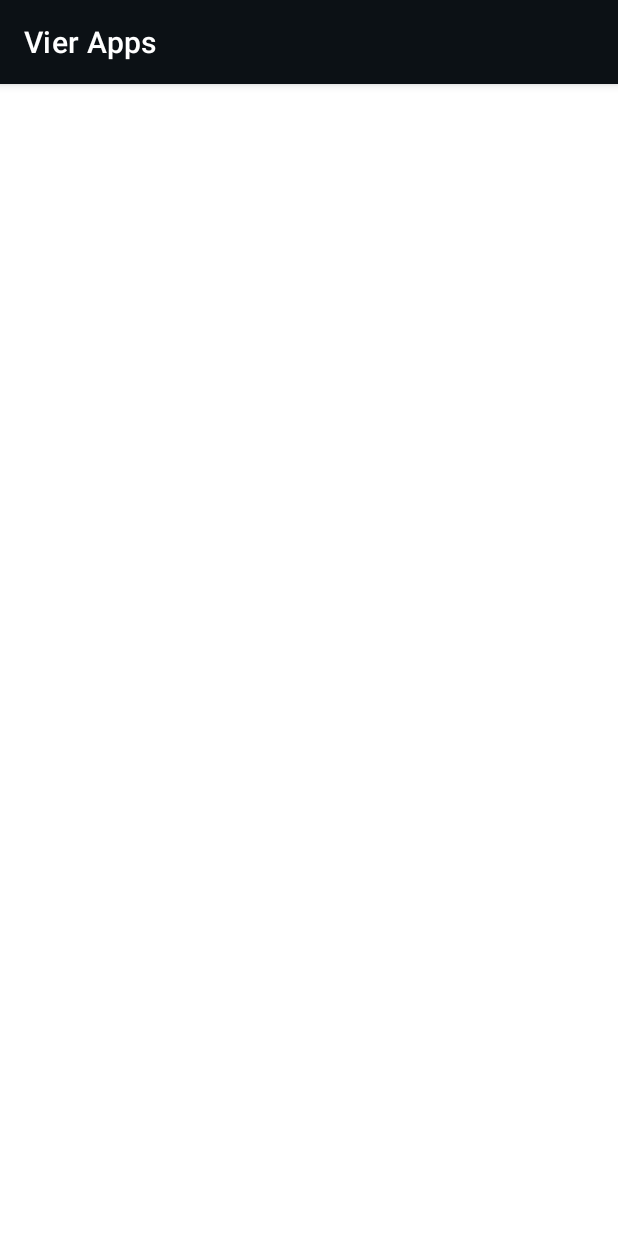
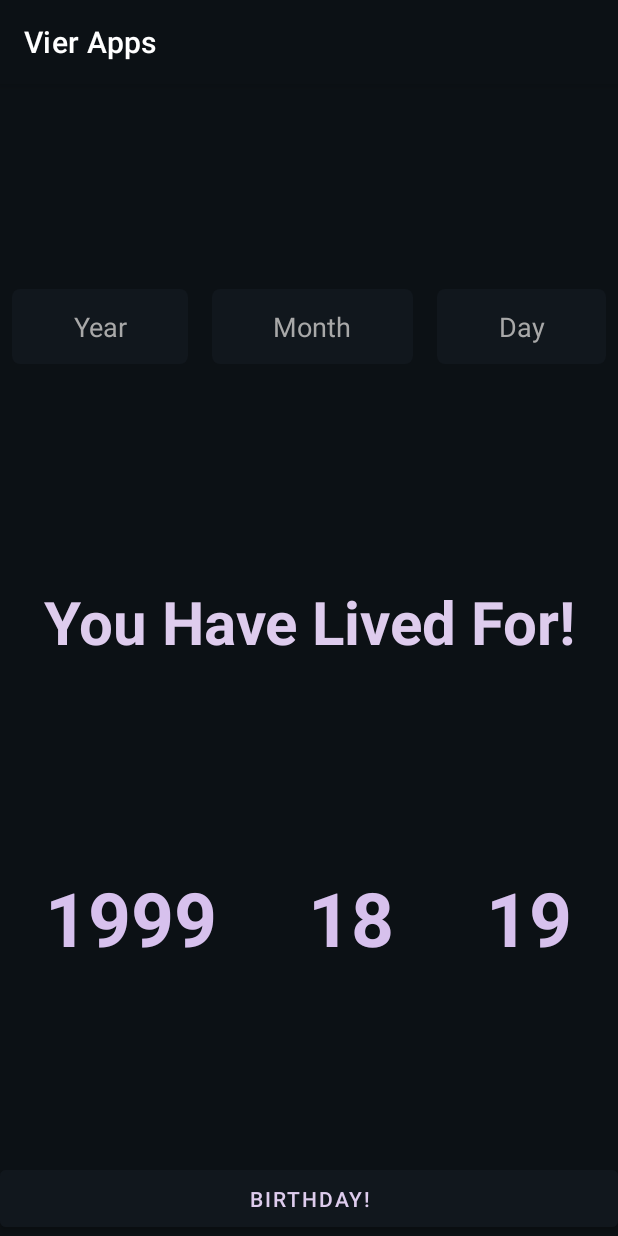
Before and after one commit to mahmoudk1000/univ_midterm_mobile_project, an Android app: the DateActivity screen opened directly, with no data from a screen before it, on a phone screen of 412 x 824 dp. Run offline under Robolectric (Android 15) with nearby library versions, the phone set to English and light mode, and no system bars.

Commit message:
Date and Stopwatch comming soon

```diff
--- a/app/src/main/java/com/example/vierapps/StopActivity.java
+++ b/app/src/main/java/com/example/vierapps/StopActivity.java
@@ -1,7 +1,10 @@
 package com.example.vierapps;
 
+import android.os.Bundle;
+import android.view.View;
+import android.widget.EditText;
+
 import androidx.appcompat.app.AppCompatActivity;
-import android.os.Bundle;
 
 public class StopActivity extends AppCompatActivity {
     @Override
@@ -9,4 +12,13 @@ public class StopActivity extends AppCompatActivity {
         super.onCreate(savedInstanceState);
         setContentView(R.layout.stop_activity);
     }
+    public void countDown(View view) {
+        EditText counter_down = (EditText) findViewById(R.id.show_count_down);
+        String count_down = counter_down.getText().toString();
+        int count_down_value = Integer.parseInt(count_down);
+        while( count_down_value > 0 ){
+            count_down_value--;
+            counter_down.setText(String.valueOf(count_down_value));
+        }
+    }
 }
--- a/app/src/main/res/layout/date_activity.xml
+++ b/app/src/main/res/layout/date_activity.xml
@@ -1,6 +1,127 @@
 <?xml version="1.0" encoding="utf-8"?>
-<androidx.constraintlayout.widget.ConstraintLayout xmlns:android="http://schemas.android.com/apk/res/android"
+<LinearLayout
+    xmlns:android="http://schemas.android.com/apk/res/android"
+    xmlns:app="http://schemas.android.com/apk/res-auto"
+    xmlns:tools="http://schemas.android.com/tools"
     android:layout_width="match_parent"
-    android:layout_height="match_parent">
+    android:layout_height="match_parent"
+    tools:context=".RandomActivity"
+    android:background="@color/dark_background"
+    android:orientation="vertical" >
 
-</androidx.constraintlayout.widget.ConstraintLayout>
+    <LinearLayout
+        android:layout_width="match_parent"
+        android:layout_height="wrap_content"
+        android:layout_weight="1"
+        android:gravity="center">
+
+        <EditText
+            android:id="@+id/year_date"
+            android:layout_width="wrap_content"
+            android:layout_height="50dp"
+            android:layout_margin="8dp"
+            android:layout_weight="1"
+            android:hint="@string/year_value"
+            android:textAlignment="center"
+            android:background="@drawable/rounded_corners"
+            android:textColor="@color/foreground"
+            android:textColorHint="@color/light_foreground"
+            android:inputType="number"
+            android:autofillHints="100" />
+
+        <EditText
+            android:id="@+id/month_date"
+            android:layout_width="wrap_content"
+            android:layout_height="50dp"
+            android:layout_margin="8dp"
+            android:layout_weight="1"
+            android:hint="@string/month_value"
+            android:textAlignment="center"
+            android:background="@drawable/rounded_corners"
+            android:textColor="@color/foreground"
+            android:textColorHint="@color/light_foreground"
+            android:inputType="number"
+            android:autofillHints="100" />
+
+        <EditText
+            android:id="@+id/day_date"
+            android:layout_width="wrap_content"
+            android:layout_height="50dp"
+            android:layout_weight="1"
+            android:layout_margin="8dp"
+            android:hint="@string/day_date"
+            android:textAlignment="center"
+            android:background="@drawable/rounded_corners"
+            android:textColorHint="@color/light_foreground"
+            android:textColor="@color/foreground"
+            android:inputType="number"
+            android:autofillHints="0" />
+    </LinearLayout>
+
+    <TextView
+        android:id="@+id/brithday_message"
+        android:layout_width="match_parent"
+        android:layout_height="70dp"
+        android:backgroundTint="@color/background"
+        android:text="@string/life"
+        android:textColor="@color/foreground"
+        android:gravity="center"
+        android:textSize="40dp"
+        android:textStyle="bold"
+        android:onClick="random_create"/>
+
+    <LinearLayout
+        android:layout_width="match_parent"
+        android:layout_height="wrap_content"
+        android:orientation="horizontal"
+        android:layout_weight="1"
+        android:gravity="center">
+
+        <TextView
+            android:id="@+id/show_year"
+            android:layout_width="wrap_content"
+            android:layout_height="wrap_content"
+            android:layout_weight="1"
+            android:gravity="center"
+            android:text="1999"
+            android:textAlignment="center"
+            android:textColor="@color/accent"
+            android:textSize="50sp"
+            android:textStyle="bold" />
+
+        <TextView
+            android:id="@+id/show_month"
+            android:layout_width="wrap_content"
+            android:layout_height="wrap_content"
+            android:layout_weight="1"
+            android:gravity="center"
+            android:text="18"
+            android:textAlignment="center"
+            android:textColor="@color/accent"
+            android:textSize="50sp"
+            android:textStyle="bold" />
+
+        <TextView
+            android:id="@+id/show_day"
+            android:layout_width="wrap_content"
+            android:layout_height="wrap_content"
+            android:layout_weight="1"
+            android:gravity="center"
+            android:text="19"
+            android:textAlignment="center"
+            android:textColor="@color/accent"
+            android:textSize="50sp"
+            android:textStyle="bold" />
+    </LinearLayout>
+
+    <Button
+        android:id="@+id/random_get"
+        android:layout_width="match_parent"
+        android:layout_height="50dp"
+        android:backgroundTint="@color/background"
+        android:text="@string/birthday"
+        android:textColor="@color/foreground"
+        tools:layout_editor_absoluteX="8dp"
+        android:onClick="random_create"/>
+
+</LinearLayout>
--- a/app/src/main/res/layout/stop_activity.xml
+++ b/app/src/main/res/layout/stop_activity.xml
@@ -1,6 +1,32 @@
 <?xml version="1.0" encoding="utf-8"?>
-<androidx.constraintlayout.widget.ConstraintLayout xmlns:android="http://schemas.android.com/apk/res/android"
+<LinearLayout
+    xmlns:android="http://schemas.android.com/apk/res/android"
+    xmlns:tools="http://schemas.android.com/tools"
     android:layout_width="match_parent"
-    android:layout_height="match_parent">
+    android:layout_height="match_parent"
+    android:background="@color/dark_background"
+    android:orientation="vertical"
+    tools:context=".StopActivity">
 
-</androidx.constraintlayout.widget.ConstraintLayout>
+    <EditText
+        android:id="@+id/show_count_down"
+        android:layout_width="match_parent"
+        android:layout_height="0dp"
+        android:layout_weight="1"
+        android:gravity="center"
+        android:text="00:00"
+        android:textAlignment="center"
+        android:textColor="@color/accent"
+        android:textSize="80sp"
+        android:textStyle="bold" />
+
+    <Button
+    android:id="@+id/count_down"
+    android:layout_width="match_parent"
+    android:layout_height="wrap_content"
+    android:backgroundTint="@color/background"
+    android:onClick="countDown"
+    android:text="@string/count_down"
+    android:textColor="@color/foreground"
+    tools:layout_editor_absoluteX="8dp" />
+</LinearLayout>
--- a/app/src/main/res/values/strings.xml
+++ b/app/src/main/res/values/strings.xml
@@ -11,4 +11,10 @@
     <string name="get_random">Get Number</string>
     <string name="min_num">Enter Minimum</string>
     <string name="max_num">Enter Maximize</string>
+    <string name="count_down">Count Down</string>
+    <string name="birthday">Birthday!</string>
+    <string name="day_date">Day</string>
+    <string name="month_value">Month</string>
+    <string name="year_value">Year</string>
+    <string name="life">You Have Lived For!</string>
 </resources>
```
